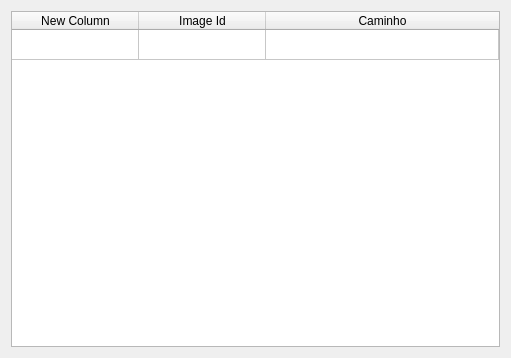
The window that interface/project/ImagesLayout.ui (e-foto/e-foto) describes before a commit, drawn with Qt 5.
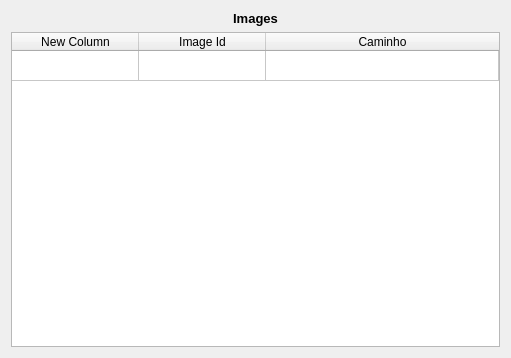
The same window after the commit.

Commit message: Layouts updated and new FlightForm Added.

```diff
--- a/interface/project/ImagesLayout.ui
+++ b/interface/project/ImagesLayout.ui
@@ -20,7 +20,7 @@
    <string>Form</string>
   </property>
   <layout class="QGridLayout" name="gridLayout">
-   <item row="0" column="0">
+   <item row="1" column="0">
     <widget class="QTableWidget" name="imagesTable">
      <property name="enabled">
       <bool>true</bool>
@@ -108,6 +108,20 @@
      </item>
     </widget>
    </item>
+   <item row="0" column="0">
+    <widget class="QLabel" name="label">
+     <property name="text">
+      <string>&lt;!DOCTYPE HTML PUBLIC &quot;-//W3C//DTD HTML 4.0//EN&quot; &quot;http://www.w3.org/TR/REC-html40/strict.dtd&quot;&gt;
+&lt;html&gt;&lt;head&gt;&lt;meta name=&quot;qrichtext&quot; content=&quot;1&quot; /&gt;&lt;style type=&quot;text/css&quot;&gt;
+p, li { white-space: pre-wrap; }
+&lt;/style&gt;&lt;/head&gt;&lt;body style=&quot; font-family:'Sans'; font-size:10pt; font-weight:400; font-style:normal;&quot;&gt;
+&lt;p style=&quot; margin-top:0px; margin-bottom:0px; margin-left:0px; margin-right:0px; -qt-block-indent:0; text-indent:0px;&quot;&gt;&lt;span style=&quot; font-weight:600;&quot;&gt;Images&lt;/span&gt;&lt;/p&gt;&lt;/body&gt;&lt;/html&gt;</string>
+     </property>
+     <property name="alignment">
+      <set>Qt::AlignCenter</set>
+     </property>
+    </widget>
+   </item>
   </layout>
  </widget>
  <resources/>
```
The commit also changes 16 other files.
